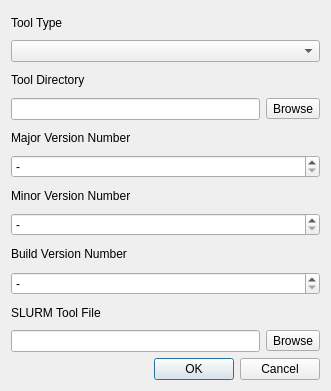
Above: openstudiocore/src/runmanager/lib/AddTool.ui from NREL/OpenStudio before the change. Below: the same form after it.
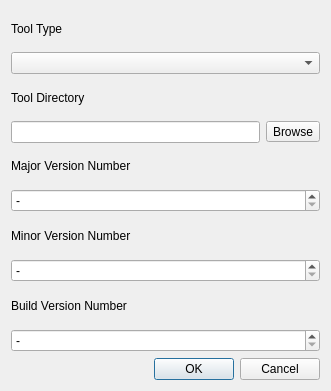
That is the form after the change.

Commit message: Removing SLURM and remote job functionality from RunManager

```diff
--- a/openstudiocore/src/runmanager/lib/AddTool.ui
+++ b/openstudiocore/src/runmanager/lib/AddTool.ui
@@ -107,27 +107,6 @@
        </property>
       </widget>
      </item>
-     <item>
-      <widget class="QLabel" name="label_6">
-       <property name="text">
-        <string>SLURM Tool File</string>
-       </property>
-      </widget>
-     </item>
-     <item>
-      <layout class="QHBoxLayout" name="horizontalLayout_2">
-       <item>
-        <widget class="QLineEdit" name="txtRemoteToolLocation"/>
-       </item>
-       <item>
-        <widget class="QToolButton" name="btnRemoteToolLocationBrowse">
-         <property name="text">
-          <string>Browse</string>
-         </property>
-        </widget>
-       </item>
-      </layout>
-     </item>
     </layout>
    </item>
    <item>
```
The commit also changes 43 other files.
